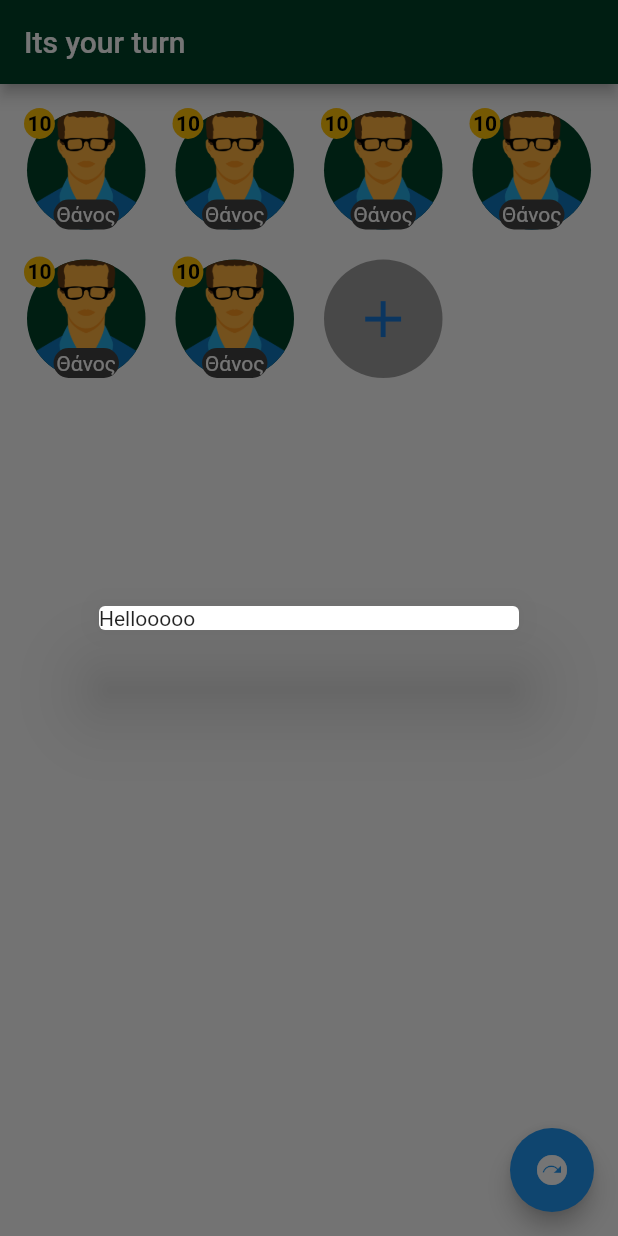
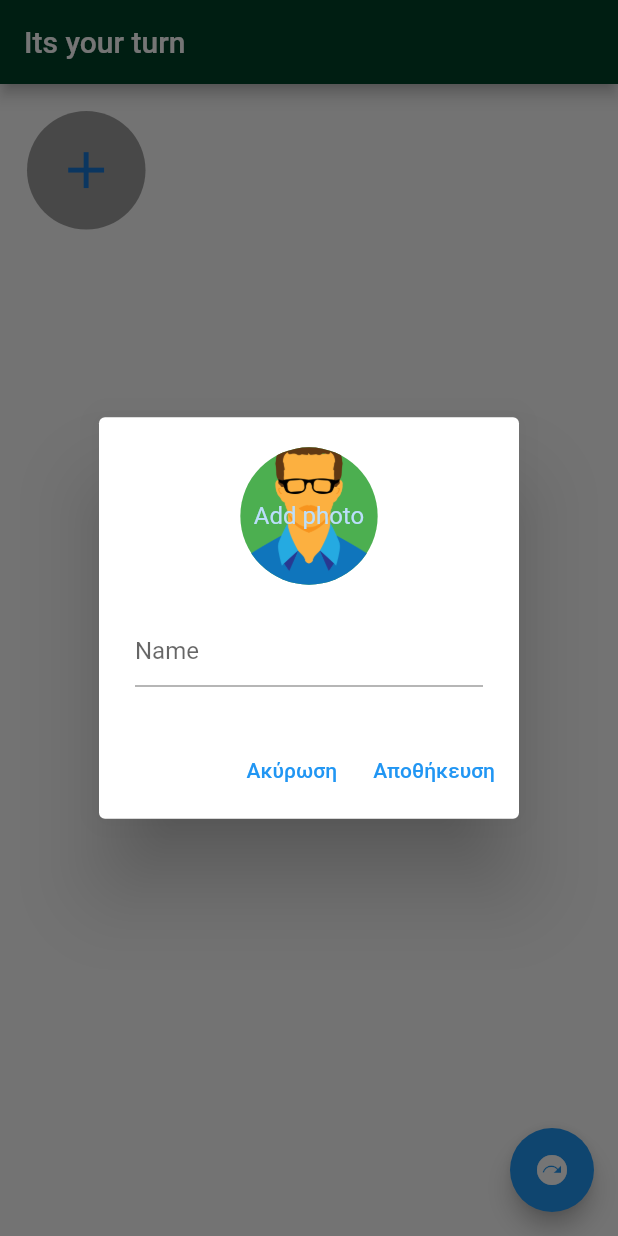
Before and after one commit to makis73/its_your_turn, a Flutter app: the screen it shows after launch, after a tap on the "add" icon, on a phone screen of 412 x 824 dp. Run offline on Flutter 3.47's test engine with Material 2 defaults, Android fonts, the light colour scheme and no system bars; our stand-ins replace image_picker.

Commit message:
second commit

```diff
--- a/lib/main.dart
+++ b/lib/main.dart
@@ -46,7 +46,7 @@ class _MyHomePageState extends State<MyHomePage> {
   @override
   Widget build(BuildContext context) {
     final studentProvider = Provider.of<StudentProvider>(context);
-
+    studentProvider.listOfStudent.sort((a,b)=>a.name.toLowerCase().compareTo(b.name.toLowerCase()));
     return Scaffold(
       appBar: AppBar(
         title: Text(widget.title),
@@ -57,7 +57,12 @@ class _MyHomePageState extends State<MyHomePage> {
         childAspectRatio: 1,
         crossAxisSpacing: 20,
         mainAxisSpacing: 20,
-        children: [StudentWidget(),StudentWidget(),StudentWidget(),StudentWidget(),StudentWidget(),StudentWidget(), AddStudentAvatar() ],
+        children: [
+          ...studentProvider.listOfStudent.map((student) => StudentWidget(
+                student: student,
+              )),
+          AddStudentAvatar()
+        ],
       ),
 
       floatingActionButton: FloatingActionButton(
--- a/lib/widgets/ add_student_avatar.dart
+++ b/lib/widgets/ add_student_avatar.dart
@@ -11,7 +11,7 @@ class AddStudentAvatar extends StatelessWidget {
 
     return InkWell(
       onTap: () {
-        showDialog(context: context, builder: (_) => AddStudentPopupWidget());
+        showDialog(context: context, builder: (context) => AddStudentPopupWidget());
       },
       child: CircleAvatar(
         child: Icon(
--- a/lib/widgets/add_student_popup_widget.dart
+++ b/lib/widgets/add_student_popup_widget.dart
@@ -1,11 +1,86 @@
+import 'dart:io';
+
 import 'package:flutter/material.dart';
+import 'package:image_picker/image_picker.dart';
+import 'package:its_your_turn/models/student.dart';
+import 'package:its_your_turn/providers/student_provider.dart';
+import 'package:provider/provider.dart';
 
-class AddStudentPopupWidget extends StatelessWidget {
+class AddStudentPopupWidget extends StatefulWidget {
+  @override
+  _AddStudentPopupWidgetState createState() => _AddStudentPopupWidgetState();
+}
+
+class _AddStudentPopupWidgetState extends State<AddStudentPopupWidget> {
+  TextEditingController nameController = TextEditingController();
+var _image;
+    final picker = ImagePicker();
   @override
   Widget build(BuildContext context) {
-    return Dialog(
-      insetPadding: EdgeInsets.all(15),
-      child: Text('Hellooooo'),
+    final screenWidth = MediaQuery.of(context).size.width;
+
+    final studentProvider = Provider.of<StudentProvider>(context);
+
+
+
+    Future getImage() async {
+      final pickedFile = await picker.getImage(source: ImageSource.camera);
+
+      setState(() {
+        if (pickedFile != null) {
+          _image = File(pickedFile.path);
+          print(_image?.path);
+          print(_image == null);
+        } else {
+          print('No image selected');
+        }
+      });
+    }
+
+    return AlertDialog(
+      //insetPadding: EdgeInsets.all(15),
+      content: Column(
+        //mainAxisAlignment: MainAxisAlignment.center,
+        mainAxisSize: MainAxisSize.min,
+        children: [
+          InkWell(
+            child: CircleAvatar(
+              radius: screenWidth / 9,
+              backgroundColor: _image == null ? Colors.green : Colors.grey,
+              backgroundImage: (_image != null) ? FileImage(_image) : Image.asset('assets/images/image.png').image,
+              child: Text('Add photo'),
+            ),
+            onTap: () async {
+              await getImage();
+            },
+          ),
+          SizedBox(height: 20),
+          TextField(
+            controller: nameController,
+            decoration: InputDecoration(hintText: 'Name'),
+            //onSubmitted: ,
+          ),
+          //Image(image: _image != null ? FileImage(_image) : AssetImage('assets/images/image.png'))
+        ],
+      ),
+      actions: [
+        TextButton(
+            onPressed: () {
+              Navigator.pop(context);
+            },
+            child: Text('Ακύρωση')),
+        TextButton(
+            onPressed: () {
+              Student newStudent = Student(
+                  name: nameController.text,
+                  id: studentProvider.listOfStudent.length + 1,
+                  image: FileImage(_image));
+              studentProvider.addStudent(newStudent);
+              print(studentProvider.listOfStudent.length);
+              Navigator.pop(context);
+            },
+            child: Text('Αποθήκευση'))
+      ],
     );
   }
 }
--- a/lib/widgets/student_widget.dart
+++ b/lib/widgets/student_widget.dart
@@ -1,6 +1,13 @@
 import 'package:flutter/material.dart';
+import 'package:its_your_turn/models/student.dart';
 
 class StudentWidget extends StatelessWidget {
+  final Student student;
+
+  StudentWidget({
+    required this.student,
+  });
+
   @override
   Widget build(BuildContext context) {
     final screenWidth = MediaQuery.of(context).size.width;
@@ -10,7 +17,7 @@ class StudentWidget extends StatelessWidget {
         Align(
           alignment: Alignment.center,
           child: CircleAvatar(
-            backgroundImage: AssetImage('assets/images/image.png'),
+            backgroundImage: student.image,
             backgroundColor: Theme.of(context).primaryColor,
             radius: screenWidth / 5,
           ),
@@ -21,7 +28,7 @@ class StudentWidget extends StatelessWidget {
             padding: EdgeInsets.all(2),
             child: FittedBox(
                 child: Text(
-              'Θάνος',
+              student.name,
               style: TextStyle(color: Colors.white),
             )),
             decoration: BoxDecoration(
@@ -41,7 +48,7 @@ class StudentWidget extends StatelessWidget {
                 shape: BoxShape.circle,
               ),
               child: Text(
-                '10',
+                '0',
                 style:
                     TextStyle(color: Colors.black, fontWeight: FontWeight.bold),
               ),
--- a/pubspec.yaml
+++ b/pubspec.yaml
@@ -24,6 +24,7 @@ dependencies:
   flutter:
     sdk: flutter
   cupertino_icons: ^1.0.2
+  image_picker: ^0.7.5
   provider: ^5.0.0
 
 dev_dependencies:
```
Also changed, not shown: pubspec.lock, 1 other file.
